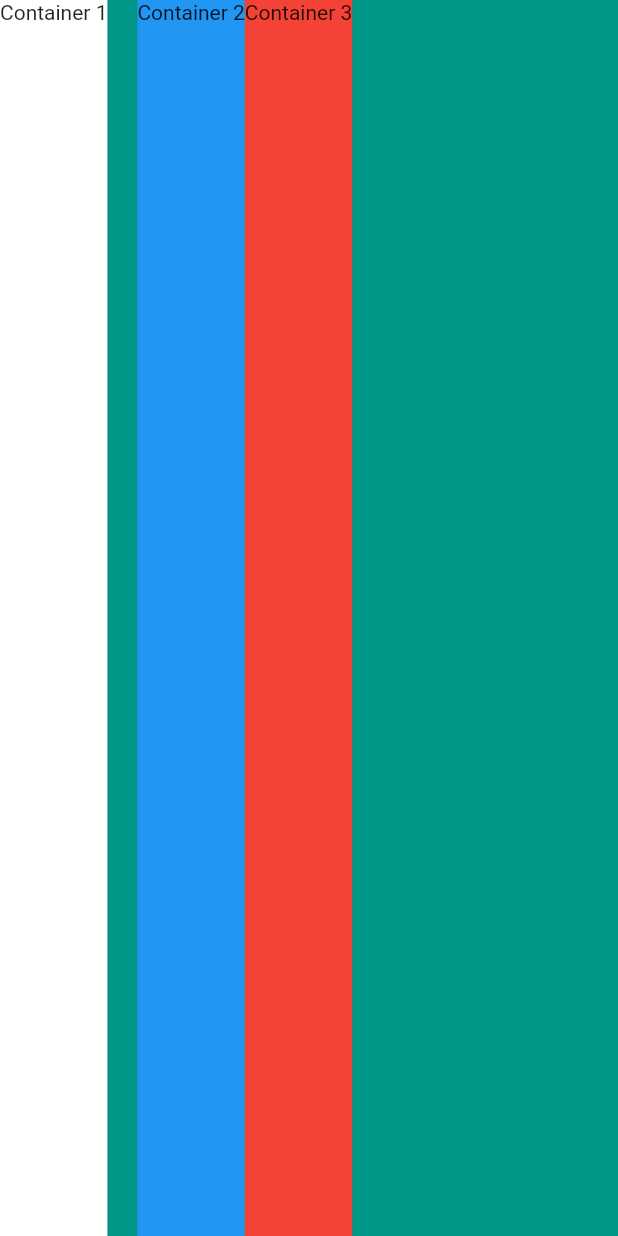
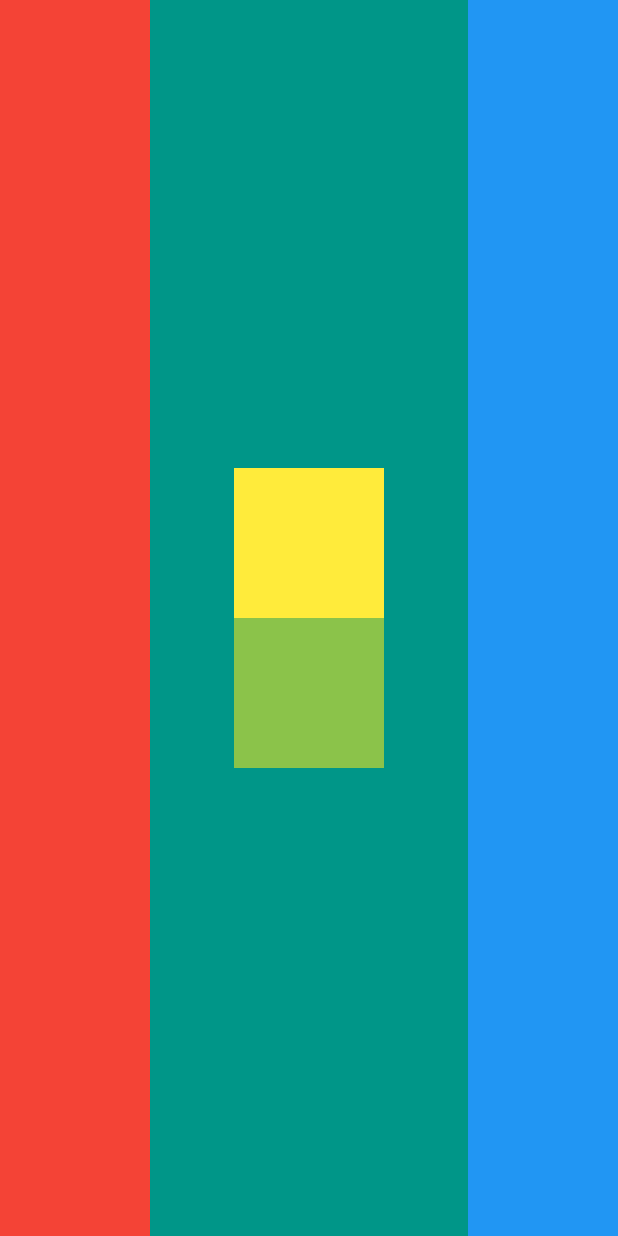
Before and after one commit to killerwilmer/appbrewery_flutter, a Flutter app: the screen it shows after launch, on a phone screen of 412 x 824 dp. Run offline on Flutter 3.47's test engine with Material 2 defaults, Android fonts, the phone set to English and light mode, and no system bars.

Commit message:
Layouts Challenge for Column and Row

```diff
--- a/mi_card_flutter/lib/main.dart
+++ b/mi_card_flutter/lib/main.dart
@@ -13,21 +13,30 @@ class MyApp extends StatelessWidget {
         body: SafeArea(
           child: Row(
             crossAxisAlignment: CrossAxisAlignment.stretch,
+            mainAxisAlignment: MainAxisAlignment.spaceBetween,
             children: <Widget>[
               Container(
-                color: Colors.white,
-                child: Text('Container 1'),
+                width: 100.0,
+                color: Colors.red,
               ),
-              SizedBox(
-                width: 20.0,
+              Column(
+                mainAxisAlignment: MainAxisAlignment.center,
+                children: <Widget>[
+                  Container(
+                    color: Colors.yellow,
+                    height: 100.0,
+                    width: 100.0,
+                  ),
+                  Container(
+                    color: Colors.lightGreen,
+                    height: 100.0,
+                    width: 100.0,
+                  ),
+                ],
               ),
               Container(
+                width: 100.0,
                 color: Colors.blue,
-                child: Text('Container 2'),
-              ),
-              Container(
-                color: Colors.red,
-                child: Text('Container 3'),
               ),
             ],
           ),
```
